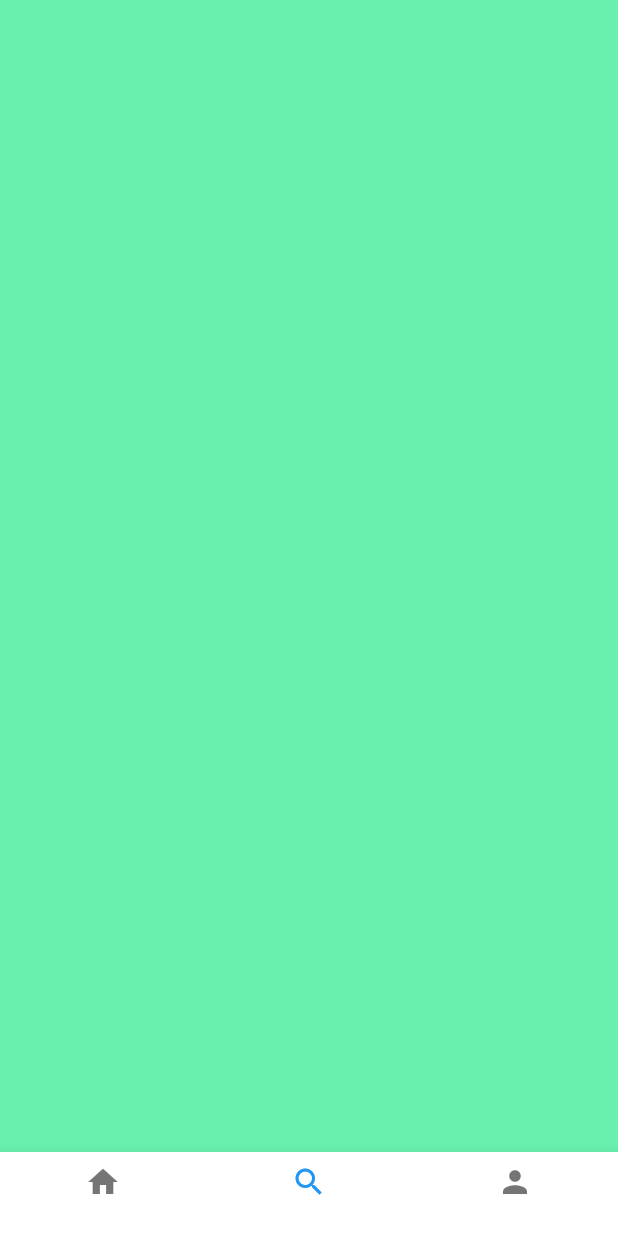
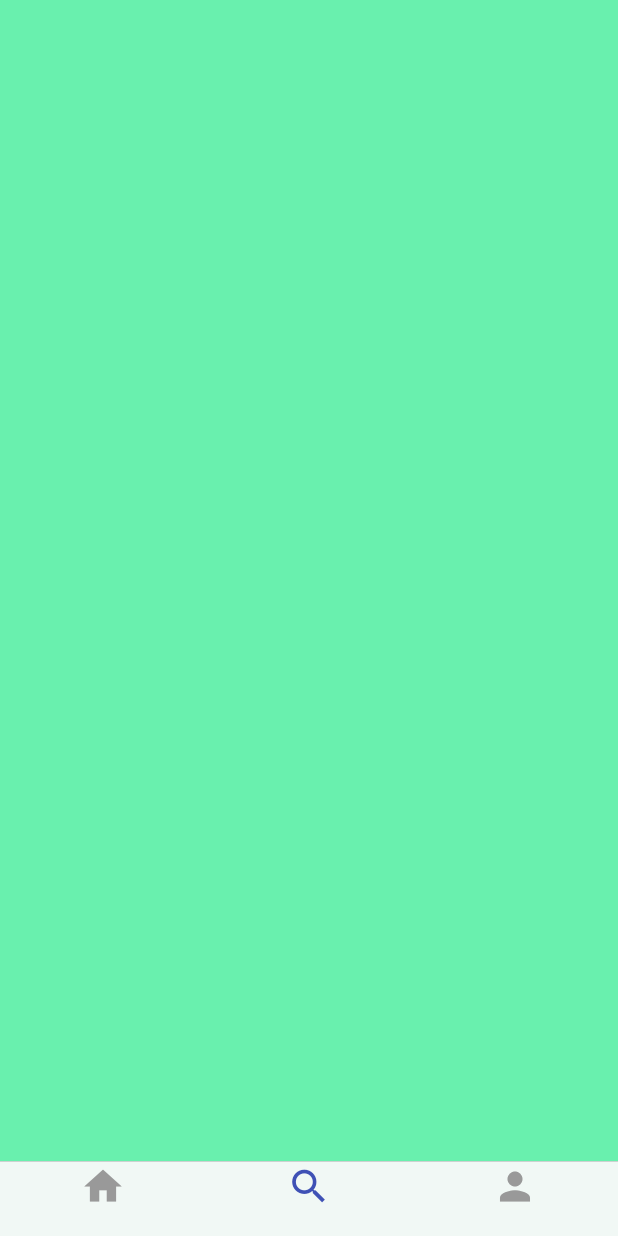
Before and after one commit to git-pusher/ALDEA-PINGUINO, a Flutter app: the screen it shows after launch, item 2 of the bottom bar chosen, on a phone screen of 412 x 824 dp. Run offline on Flutter 3.47's test engine with Material 2 defaults, Android fonts, the phone set to English and light mode, and no system bars.

Commit message:
proyecto finalizado con barra estilo iOS

```diff
--- a/lib/trips.dart
+++ b/lib/trips.dart
@@ -1,4 +1,5 @@
 import 'package:flutter/material.dart';
+import 'package:platzi/trips_cupertino.dart';
 import 'home.dart';
 import 'search.dart';
 import 'profile.dart';
@@ -34,7 +35,9 @@ class _Trips extends State<Trips> {
 
 
     return Scaffold(
-      body: widgetsChildren[indexTap],
+      body: TripsCupertino(),
+
+      /*body: widgetsChildren[indexTap],
       //appBar: AppBar(
       //centerTitle: true,
       //title: Text("Reto #2"),
@@ -63,7 +66,7 @@ class _Trips extends State<Trips> {
               ),
              ]
           ),
-        ),
+        ),*/
 
     );
   }
--- /dev/null
+++ b/lib/trips_cupertino.dart
@@ -0,0 +1,57 @@
+import 'package:flutter/material.dart';
+import 'package:flutter/cupertino.dart';
+import 'home.dart';
+import 'search.dart';
+import 'profile.dart';
+
+class TripsCupertino extends StatelessWidget {
+  @override
+  Widget build(BuildContext context) {
+    // TODO: implement build
+    return Scaffold(
+      bottomNavigationBar: CupertinoTabScaffold(
+        tabBar: CupertinoTabBar(
+            activeColor: Colors.indigo,
+            items: [
+              BottomNavigationBarItem(
+                  icon: Icon(Icons.home, ),
+
+                  title: Text("")
+              ),
+              BottomNavigationBarItem(
+                  icon: Icon(Icons.search,),
+                  title: Text("")
+              ),
+              BottomNavigationBarItem(
+                  icon: Icon(Icons.person,),
+                  title: Text("")
+              ),
+            ]
+        ),
+
+        tabBuilder: (BuildContext context, int index) {
+          switch (index) {
+            case 0:
+              return CupertinoTabView(
+                builder: (BuildContext context) => Home(),
+              );
+              break;
+            case 1:
+              return CupertinoTabView(
+                builder: (BuildContext context) => Search(),
+              );
+              break;
+            case 2:
+              return CupertinoTabView(
+                builder: (BuildContext context) => Profile(),
+              );
+              break;
+
+          }
+
+        },
+      ),
+    );
+  }
+
+}
```
